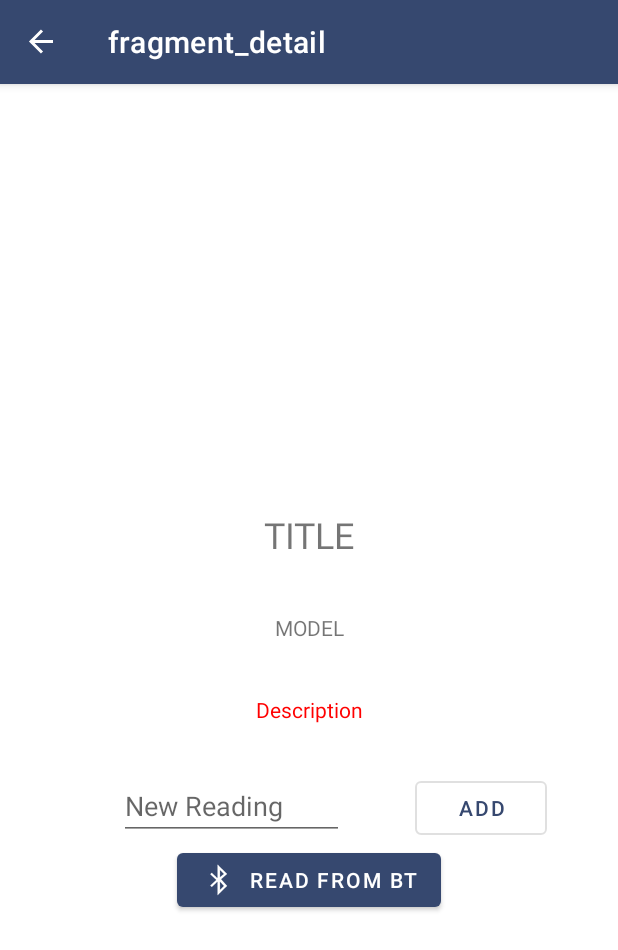
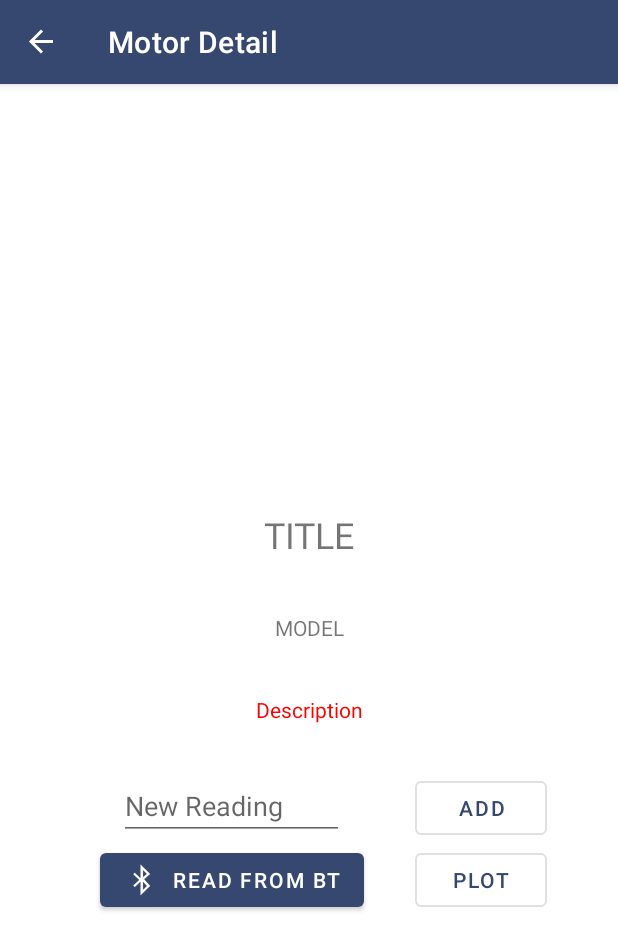
Before and after one commit to pipawoz/motorvibe, an Android app: the detailFragment screen opened through its navigation route, on a phone screen of 412 x 824 dp. Shown: the top 950 px of the screen. Run offline under Robolectric (Android 15) with nearby library versions, the phone set to English and light mode, and no system bars; our stand-ins replace Firebase (no records; nobody signed in at launch, a user with empty details on screens opened directly), navigation-ui; libraries missing offline, so code that uses them is left out: app.akexorcist.bluetotohspp; 9 statements that could not run were skipped.

Commit message:
Entrega Final

```diff
--- a/app/src/main/java/com/utn/motorvibe/fragments/detailFragment.kt
+++ b/app/src/main/java/com/utn/motorvibe/fragments/detailFragment.kt
@@ -14,35 +14,20 @@ import android.widget.EditText
 import android.widget.ImageView
 import android.widget.TextView
 import androidx.fragment.app.Fragment
+import androidx.navigation.findNavController
 import app.akexorcist.bluetotohspp.library.BluetoothSPP
 import app.akexorcist.bluetotohspp.library.BluetoothState
 import app.akexorcist.bluetotohspp.library.DeviceList
 import com.google.android.material.snackbar.Snackbar
 import com.google.firebase.firestore.FirebaseFirestore
-import com.polidea.rxandroidble2.RxBleClient
 import com.utn.motorvibe.R
-import com.utn.motorvibe.database.motorDao
-import com.utn.motorvibe.database.readingsDao
-import com.utn.motorvibe.entities.Motor
-import com.utn.motorvibe.entities.Reading
 import com.utn.motorvibe.fragments.listFragment.Companion.selected_motor_list
-import kotlinx.coroutines.CoroutineScope
-import kotlinx.coroutines.Dispatchers
-import kotlinx.coroutines.Job
 
 
 class detailFragment : Fragment() {
     lateinit var v: View
 
     private var db = FirebaseFirestore.getInstance()
-    private val parentJob = Job()
-    private val scope = CoroutineScope(Dispatchers.Default + parentJob)
-
-    private var motorDao: motorDao? = null
-    var motors: MutableList<Motor> = arrayListOf()
-
-    private var readingsDao: readingsDao? = null
-    var readings: MutableList<Reading> = ArrayList<Reading>()
 
     private lateinit var detailName: TextView
     private lateinit var detailModel: TextView
@@ -53,13 +38,10 @@ class detailFragment : Fragment() {
     lateinit var btnAddReading: Button
     lateinit var btnBTReading: Button
     lateinit var edtReading: EditText
+    lateinit var btnPlot: Button
 
-
-    //Bluetooth no anda
     lateinit var bt: BluetoothSPP
-
-    //Otro BT
-    lateinit var rxBleClient: RxBleClient
+    private var isBtConnected = false
 
     private var imagesList =
         listOf("motor1", "motor2s", "motor3", "motor4", "motor5", "motor6", "motor7")
@@ -79,28 +61,44 @@ class detailFragment : Fragment() {
         edtReading = v.findViewById(R.id.new_reading)
         btnAddReading = v.findViewById(R.id.btn_add_reading)
         btnBTReading = v.findViewById(R.id.btn_read_bt)
+        btnPlot = v.findViewById(R.id.btnPlot)
 
         detailImage = v.findViewById(R.id.detail_image)
 
         return v
     }
 
-    override fun onStart() {
-        super.onStart()
+    override fun onStop() {
+        super.onStop()
+        bt.stopService()
+        bt.disconnect()
+    }
+
+    override fun onResume() {
+        super.onResume()
 
         bt = BluetoothSPP(requireContext())
 
         bt.setOnDataReceivedListener { data, message ->
-            Snackbar.make(v, "Reading invalid syntax ${message} ${data}", Snackbar.LENGTH_LONG)
-                .show()
+            Log.d("TAG", "Reading received from BT: ${message}")
+            edtReading.setText(message)
         }
-        //rxBleClient = RxBleClient.create(requireContext())
 
         // Update text view
         detailName.text = selected_motor_list.name
         detailModel.text = "Model: ".plus(selected_motor_list.model)
         detailDescription.text = selected_motor_list.status
         selectedImage = imagesList[modelList.indexOf(selected_motor_list.model)]
+
+        /*
+        //Load form storage
+        val storageRef = FirebaseStorage.getInstance().reference
+        val pathReference = storageRef.child(selectedImage)
+        Glide.with(requireContext())
+            .load(storageRef)
+            .into(detailImage)
+
+         */
 
         // Update image
         val id = requireContext().resources.getIdentifier(
@@ -117,7 +115,10 @@ class detailFragment : Fragment() {
             detailDescription.setTextColor(resources.getColor(R.color.green))
         }
 
-        // Enable bluetooth
+        if (!bt.isBluetoothAvailable) {
+            btnBTReading.isEnabled = false
+            btnBTReading.isClickable = false
+        } else {
             if (!bt.isBluetoothEnabled) {
                 val intent = Intent(BluetoothAdapter.ACTION_REQUEST_ENABLE)
                 startActivityForResult(intent, BluetoothState.REQUEST_ENABLE_BT)
@@ -125,12 +126,17 @@ class detailFragment : Fragment() {
                 bt.setupService()
                 bt.startService(BluetoothState.DEVICE_OTHER)
             }
+        }
 
+        btnPlot.setOnClickListener {
+            val action = detailFragmentDirections.actionDetailFragmentToPlotFragment()
+            v.findNavController().navigate(action)
+        }
 
         // add new readings
         btnAddReading.setOnClickListener {
             if (edtReading.text.isEmpty()) {
-                Snackbar.make(v, "Reading invalid syntax", Snackbar.LENGTH_LONG).show()
+                Snackbar.make(v, resources.getString(R.string.reading_invalid), Snackbar.LENGTH_LONG).show()
             } else {
                 val inputReading: Double = edtReading.text.toString().toDouble()
 
@@ -140,7 +146,8 @@ class detailFragment : Fragment() {
                             it.get("readings") as ArrayList<Double>
                         readingsList.add(inputReading)  // Agrego nueva medicion
 
-                        db.collection("readings").document(selected_motor_list.name).set(
+                        db.collection("readings").document(selected_motor_list.name)
+                            .set(
                                 hashMapOf(
                                     "name" to it.get("name"),
                                     "readings" to readingsList
@@ -150,7 +157,8 @@ class detailFragment : Fragment() {
                         // Si no habia mediciones en firebase creo nuevo registro
                         var readingsList = arrayListOf(inputReading)
                         readingsList.add(inputReading)
-                        db.collection("readings").document(selected_motor_list.name).set(
+                        db.collection("readings").document(selected_motor_list.name)
+                            .set(
                                 hashMapOf(
                                     "name" to selected_motor_list.name,
                                     "readings" to readingsList
@@ -164,6 +172,7 @@ class detailFragment : Fragment() {
         // read from bt
         btnBTReading.setOnClickListener {
             if (bt.serviceState == BluetoothState.STATE_CONNECTED) {
+                bt.stopService()
                 bt.disconnect()
             } else {
                 val intent = Intent(requireContext(), DeviceList::class.java)
@@ -174,15 +183,16 @@ class detailFragment : Fragment() {
         bt.setBluetoothConnectionListener(object : BluetoothSPP.BluetoothConnectionListener {
             override fun onDeviceConnected(name: String, address: String) {
                 Log.d("TAG", "Connected: ${address}")
+                Snackbar.make(v, "Connected: ${address}", Snackbar.LENGTH_SHORT).show()
             }
 
             override fun onDeviceDisconnected() {
-                Log.d("TAG", "Disconnected device")
+                Log.d("TAG", resources.getString(R.string.bt_disconnected_device))
+                edtReading.text.clear()
             }
 
             override fun onDeviceConnectionFailed() {
-                Log.d("TAG", "Connection failed")
-
+                Log.d("TAG", resources.getString(R.string.bt_connection_failed))
             }
         })
     }
@@ -194,13 +204,12 @@ class detailFragment : Fragment() {
                 bt.setupService()
                 bt.startService(BluetoothState.DEVICE_OTHER)
                 bt.connect(data)
+                isBtConnected = true
             }
         } else if (requestCode == BluetoothState.REQUEST_ENABLE_BT) {
             if (resultCode == Activity.RESULT_OK) {
                 bt.setupService()
                 bt.startService(BluetoothState.DEVICE_OTHER)
-            } else {
-                // Do something if user doesn't choose any device (Pressed back)
             }
         }
     }
--- a/app/src/main/java/com/utn/motorvibe/fragments/listFragment.kt
+++ b/app/src/main/java/com/utn/motorvibe/fragments/listFragment.kt
@@ -1,14 +1,17 @@
 package com.utn.motorvibe.fragments
 
+import android.annotation.SuppressLint
 import android.os.Bundle
 import android.util.Log
 import android.view.LayoutInflater
 import android.view.View
 import android.view.ViewGroup
+import android.widget.ImageView
 import androidx.fragment.app.Fragment
 import androidx.navigation.findNavController
 import androidx.recyclerview.widget.LinearLayoutManager
 import androidx.recyclerview.widget.RecyclerView
+import app.akexorcist.bluetotohspp.library.BluetoothSPP
 import com.firebase.ui.firestore.FirestoreRecyclerAdapter
 import com.firebase.ui.firestore.FirestoreRecyclerOptions
 import com.google.firebase.firestore.FirebaseFirestore
@@ -20,25 +23,29 @@ import com.utn.motorvibe.entities.Motor
 class listFragment : Fragment() {
 
     lateinit var v: View
+    lateinit var v2: View
     lateinit var recMotor: RecyclerView
     private lateinit var linearLayoutManager: LinearLayoutManager
     private lateinit var adapter: FirestoreRecyclerAdapter<Motor, MotorHolder>
     private var firestoreListener: ListenerRegistration? = null
+    private lateinit var motor_image: ImageView
+    lateinit var bt: BluetoothSPP
 
     private var motorList = mutableListOf<Motor>()
-
 
     companion object {
         fun newInstance() = listFragment()
         var selected_motor: Int = 0
         var selected_motor_name: String = ""
-        lateinit var selected_motor_list : Motor
+        lateinit var selected_motor_list: Motor
     }
 
+    @SuppressLint("ResourceType")
     override fun onCreateView(
         inflater: LayoutInflater, container: ViewGroup?, savedInstanceState: Bundle?
     ): View? {
         v = inflater.inflate(R.layout.list_fragment, container, false)
+
         recMotor = v.findViewById(R.id.rec_motors)
         recMotor.setHasFixedSize(true)
         recMotor.layoutManager = LinearLayoutManager(context)
@@ -47,45 +54,20 @@ class listFragment : Fragment() {
 
     override fun onStart() {
         super.onStart()
-        val db = FirebaseFirestore.getInstance()
 
-        load_motor_list()
-
-        /*
-        firestoreListener = db!!.collection("motors")
-            .addSnapshotListener(EventListener { documentSnapshots, e ->
-                if (e != null) {
-                    Log.e("TAG", "Listen failed!", e)
-                    return@EventListener
-                }
-
-                motorList = mutableListOf()
-
-                if (documentSnapshots != null) {
-                    for (doc in documentSnapshots) {
-                        val fb_motor = doc.toObject(Motor::class.java)
-                        motorList.add(fb_motor)
-                    }
-                }
-                adapter!!.notifyDataSetChanged()
-            })
-
-         */
+        loadMotorList()
     }
 
     private fun onItemClick(position: Int, motor: Motor): Boolean {
         selected_motor = position
         selected_motor_name = motor.name
         selected_motor_list = motor
-        val action = listFragmentDirections.actionListFragmentToContainerFragment()
+        val action = listFragmentDirections.actionListFragmentToDetailFragment()
         v.findNavController().navigate(action)
         return true
     }
 
-    private fun load_motor_list() {
-        //val prefs = PreferenceManager.getDefaultSharedPreferences(requireContext())
-        //val grid_mode = prefs.getString("grid_mode", "grid_mode_list").toString()
-        //val display_images = prefs.getBoolean("display_images_setting", true)
+    private fun loadMotorList() {
 
         val docRef = FirebaseFirestore.getInstance()
         val query = docRef.collection("motors")
@@ -116,8 +98,20 @@ class listFragment : Fragment() {
                 holder.setModel(motor.model)
                 holder.setStatus("Status: ".plus(motor.status))
 
+                selectedImage = imagesList[modelList.indexOf(motor.model)]
 
-                selectedImage = imagesList[modelList.indexOf(motor.model)]
+                /*
+                //Load form storage
+                val img = v.findViewById<ImageView>(R.id.img_item);
+                val motor_image = holder.getImageView()
+
+                val storageRef = FirebaseStorage.getInstance().reference
+                val pathReference = storageRef.child(selectedImage)
+                Glide.with(v.context)
+                    .load(storageRef)
+                    .into(motor_image)
+                */
+
                 val id = holder.getImageView().context.resources.getIdentifier(
                     selectedImage, "drawable", holder.getImageView().context.packageName
                 )
@@ -136,7 +130,6 @@ class listFragment : Fragment() {
 
         adapter.startListening()
         recMotor.adapter = adapter
-        Log.d("TAG", "Configure adapter")
     }
 
 }
--- a/app/src/main/res/layout/fragment_detail.xml
+++ b/app/src/main/res/layout/fragment_detail.xml
@@ -85,9 +85,11 @@
         android:id="@+id/btn_read_bt"
         android:layout_width="wrap_content"
         android:layout_height="wrap_content"
+        android:layout_marginStart="32dp"
         android:drawableLeft="@android:drawable/stat_sys_data_bluetooth"
         android:text="Read from BT"
-        app:layout_constraintEnd_toEndOf="parent"
+        android:textColor="#FFFFFF"
+        app:layout_constraintEnd_toStartOf="@+id/btnPlot"
         app:layout_constraintStart_toStartOf="parent"
         app:layout_constraintTop_toBottomOf="@+id/btn_add_reading" />
 
@@ -98,4 +100,14 @@
         android:orientation="horizontal"
         app:layout_constraintGuide_percent="0.75" />
 
+    <Button
+        android:id="@+id/btnPlot"
+        style="@style/Widget.MaterialComponents.Button.OutlinedButton"
+        android:layout_width="wrap_content"
+        android:layout_height="wrap_content"
+        android:text="PLOT"
+        app:layout_constraintEnd_toEndOf="parent"
+        app:layout_constraintStart_toEndOf="@+id/new_reading"
+        app:layout_constraintTop_toBottomOf="@+id/btn_add_reading" />
+
 </androidx.constraintlayout.widget.ConstraintLayout>
--- a/app/src/main/res/layout/fragment_login.xml
+++ b/app/src/main/res/layout/fragment_login.xml
@@ -39,6 +39,7 @@
         android:layout_width="wrap_content"
         android:layout_height="wrap_content"
         android:layout_marginStart="50dp"
+        android:layout_marginEnd="16dp"
         android:layout_marginBottom="32dp"
         android:backgroundTint="@color/primary_grey"
         android:elevation="1dp"
@@ -53,6 +54,7 @@
         android:id="@+id/btn_register"
         android:layout_width="wrap_content"
         android:layout_height="wrap_content"
+        android:layout_marginStart="16dp"
         android:layout_marginEnd="50dp"
         android:layout_marginBottom="32dp"
         android:backgroundTint="@color/primary_grey"
--- a/app/src/main/res/navigation/main_navgraph.xml
+++ b/app/src/main/res/navigation/main_navgraph.xml
@@ -18,30 +18,32 @@
             android:id="@+id/action_listFragment_to_editFragment"
             app:destination="@id/editFragment" />
         <action
-            android:id="@+id/action_listFragment_to_containerFragment"
-            app:destination="@id/containerFragment" />
-        <action
             android:id="@+id/action_listFragment_to_settingsActivity"
             app:destination="@id/settingsActivity" />
+        <action
+            android:id="@+id/action_listFragment_to_detailFragment"
+            app:destination="@id/detailFragment" />
     </fragment>
-    <fragment
-        android:id="@+id/containerFragment"
-        android:name="com.utn.motorvibe.fragments.containerFragment"
-        android:label="Selected Motor"
-        tools:layout="@layout/fragment_container" />
     <fragment
         android:id="@+id/detailFragment"
         android:name="com.utn.motorvibe.fragments.detailFragment"
-        android:label="fragment_detail"
-        tools:layout="@layout/fragment_detail" />
+        android:label="Motor Detail"
+        tools:layout="@layout/fragment_detail">
+        <action
+            android:id="@+id/action_detailFragment_to_plotFragment"
+            app:destination="@id/plotFragment" />
+        <action
+            android:id="@+id/action_detailFragment_to_listFragment"
+            app:destination="@id/listFragment" />
+    </fragment>
     <fragment
         android:id="@+id/plotFragment"
         android:name="com.utn.motorvibe.fragments.plotFragment"
-        android:label="fragment_plot"
+        android:label="Readings Plot"
         tools:layout="@layout/fragment_plot" />
     <activity
         android:id="@+id/settingsActivity"
         android:name="com.utn.motorvibe.activities.SettingsActivity"
-        android:label="activity_settings"
+        android:label="Settings"
         tools:layout="@layout/activity_settings" />
 </navigation>
--- a/app/src/main/res/values-night/themes.xml
+++ b/app/src/main/res/values-night/themes.xml
@@ -1,6 +1,6 @@
 <resources xmlns:tools="http://schemas.android.com/tools">
     <!-- Base application theme. -->
-    <style name="Theme.Motorvibe" parent="Theme.MaterialComponents.DayNight.DarkActionBar">
+    <style name="Theme.Motorvibe" parent="Theme.MaterialComponents.Light.DarkActionBar">
         <!-- Primary brand color. -->
         <item name="colorPrimary">@color/purple_200</item>
         <item name="colorPrimaryVariant">@color/purple_700</item>
--- a/build.gradle
+++ b/build.gradle
@@ -12,6 +12,7 @@ buildscript {
         classpath 'com.google.gms:google-services:4.3.8'
         // NOTE: Do not place your application dependencies here; they belong
         // in the individual module build.gradle files
+
     }
 }
 
```
Also changed, not shown: app/build.gradle (+8 -4 lines), app/src/main/java/com/utn/motorvibe/fragments/containerFragment.kt (deleted, +0 -66 lines), app/src/main/java/com/utn/motorvibe/fragments/editFragment.kt (+77 -41 lines), app/src/main/java/com/utn/motorvibe/fragments/loginFragment.kt (+31 -13 lines), app/src/main/java/com/utn/motorvibe/fragments/plotFragment.kt (+37 -47 lines), app/src/main/java/com/utn/motorvibe/fragments/registerFragment.kt (+40 -27 lines), app/src/main/res/layout/edit_fragment.xml (+10 -3 lines), app/src/main/res/layout/fragment_container.xml (deleted, +0 -19 lines), app/src/main/res/layout/fragment_recover.xml (deleted, +0 -14 lines), app/src/main/res/values/strings.xml (+17 -0 lines). Lines whose indentation alone changed are shown as unchanged.
